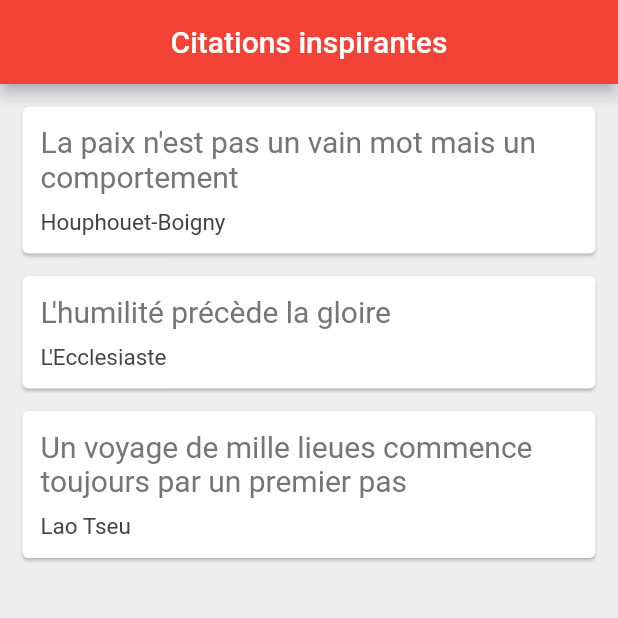
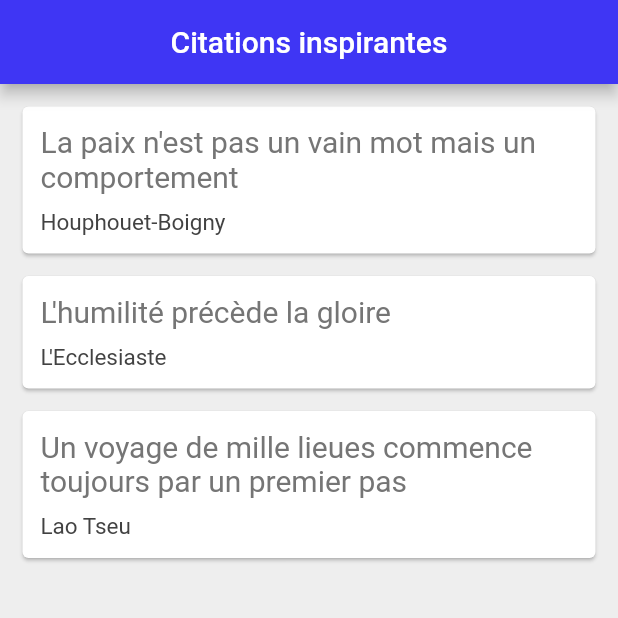
Before and after one commit to AfexiRodrigue/quotes-app-netninja, a Flutter app: the screen it shows after launch, on a phone screen of 412 x 824 dp, the top half of it. Run offline on Flutter 3.47's test engine with Material 2 defaults, Android fonts, the phone set to English and light mode, and no system bars.

Commit message:
changed appbar background color

```diff
--- a/lib/main.dart
+++ b/lib/main.dart
@@ -32,7 +32,7 @@ class _QuoteListState extends State<QuoteList> {
       backgroundColor: Colors.grey[200],
       appBar: AppBar(
         title: Text('Citations inspirantes'),
-        backgroundColor: Colors.red,
+        backgroundColor: Color.fromARGB(255, 63, 54, 244),
         centerTitle: true,
       ),
       body: Column(
```
